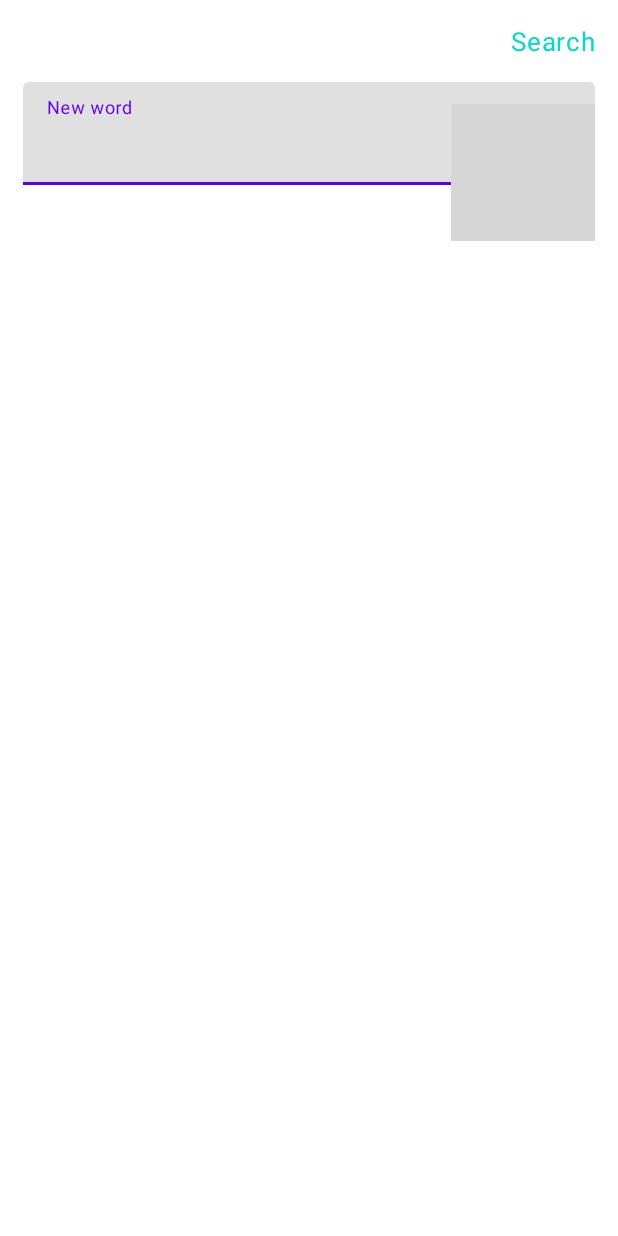
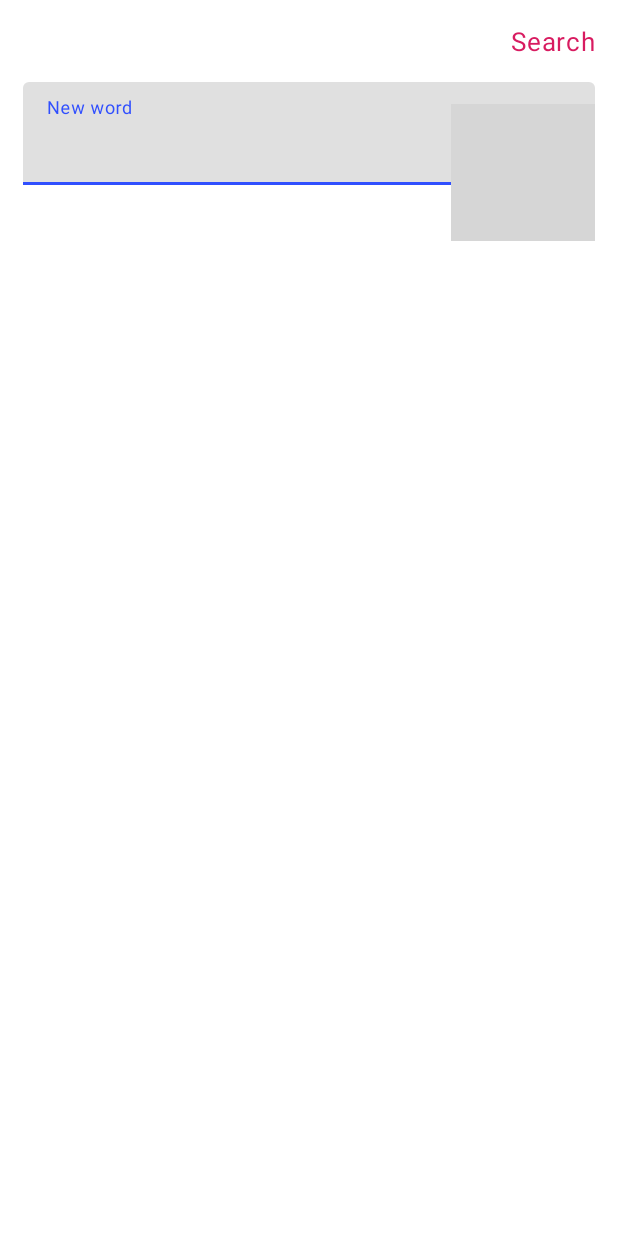
Before and after one commit to Serggithub777/Translator, an Android app: the layout search_dialog_fragment.xml on its own in the app's theme, with its tools: preview values and no code run, on a phone screen of 412 x 824 dp. Run offline under Robolectric (Android 15) with nearby library versions, the phone set to English and light mode, and no system bars; grey boxes are pictures that could not be loaded.

Commit message:
Добавил файл styles.xml

```diff
--- a/app/src/main/res/values/colors.xml
+++ b/app/src/main/res/values/colors.xml
@@ -1,6 +1,13 @@
-<?xml version="1.0" encoding="utf-8"?>
 <resources>
-    <color name="colorPrimary">#6200EE</color>
-    <color name="colorPrimaryDark">#3700B3</color>
-    <color name="colorAccent">#03DAC5</color>
+    <color name="colorPrimary">#304FFE</color>
+    <color name="colorPrimaryDark">#6200EA</color>
+    <color name="colorAccent">#D81B60</color>
+
+    <color name="color_error">#bf1e19</color>
+    <color name="color_text_main">#66000014</color>
+    <color name="color_delete_text_icon">#66000014</color>
+    <color name="color_text_header">#313131</color>
+    <color name="color_black">#313131</color>
+    <color name="color_white">#FFFFFF</color>
+    <color name="color_gray">#66000000</color>
 </resources>
--- a/app/src/main/res/values/styles.xml
+++ b/app/src/main/res/values/styles.xml
@@ -1,7 +1,7 @@
 <resources>
     <style name="AppTheme" parent="Theme.MaterialComponents.Light.DarkActionBar">
-        <item name="colorPrimary">@color/colorPrimary</item>
-        <item name="colorPrimaryDark">@color/colorPrimaryDark</item>
+        <item name="colorPrimary">#304FFE</item>
+        <item name="colorPrimaryDark">#6200EA</item>
         <item name="colorAccent">@color/colorAccent</item>
         <item name="bottomSheetDialogTheme">@style/AppBottomSheetDialogTheme</item>
     </style>
```
